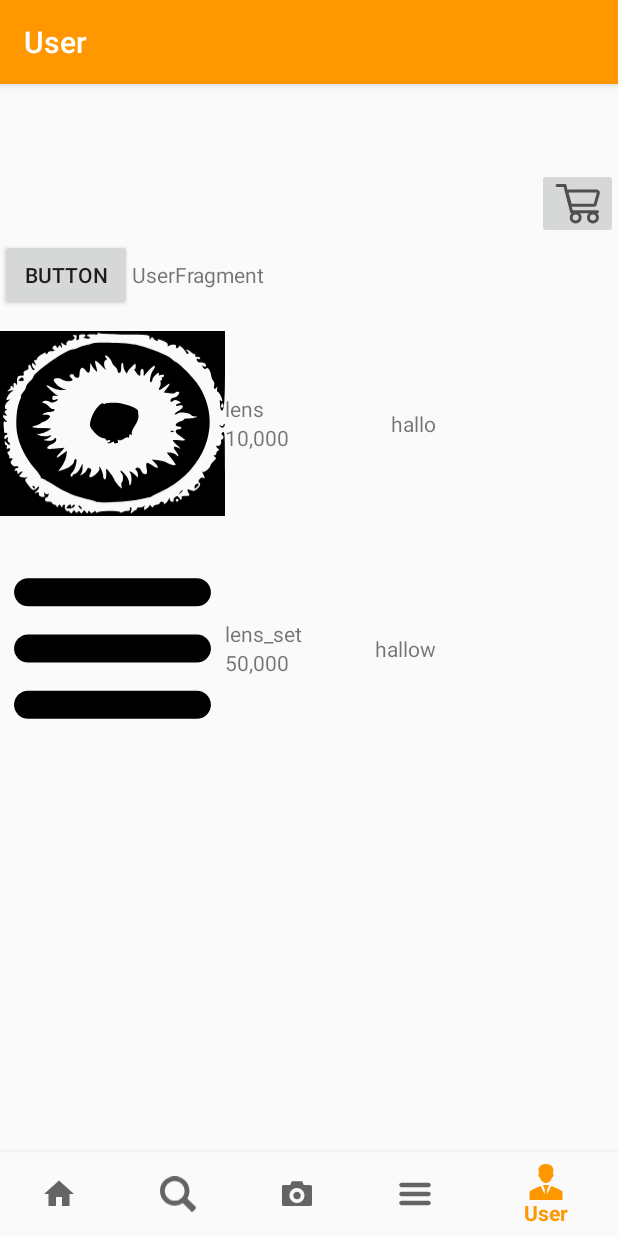
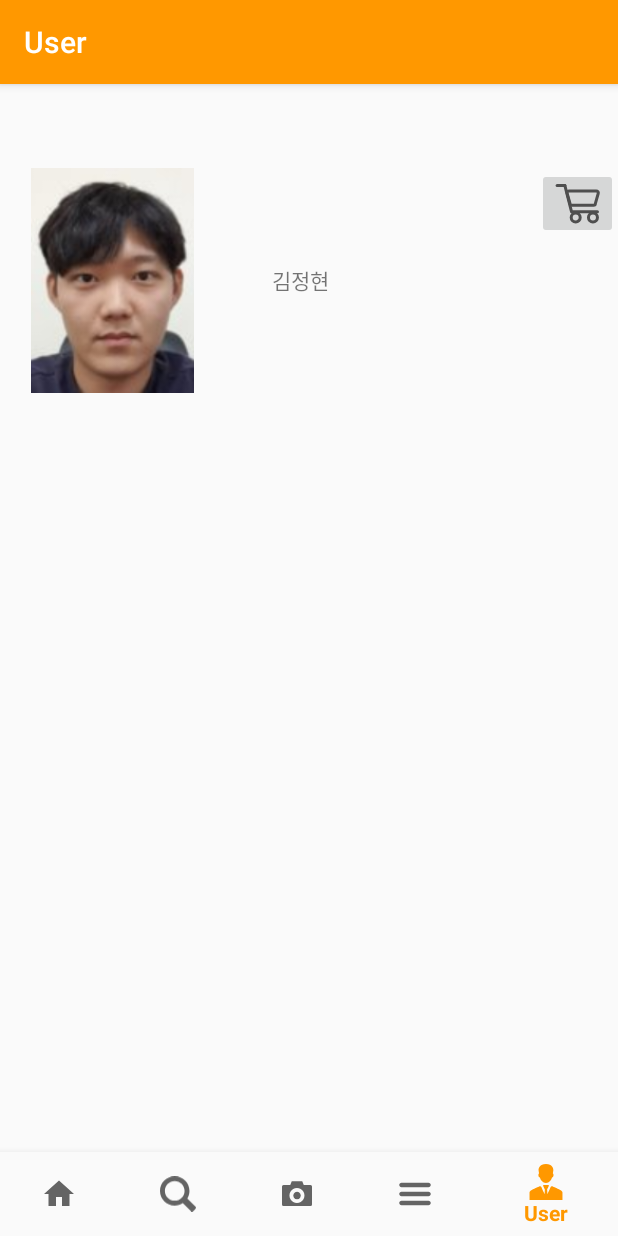
Before and after one commit to wkghd1223/prototype_5works, an Android app: the UserFragment screen opened through its navigation route, on a phone screen of 412 x 824 dp. Run offline under Robolectric (Android 15) with nearby library versions, the phone set to English and light mode, and no system bars; our stand-ins replace navigation-ui.

Commit message:
20191111업데이트 | mypage 완성 장바구니 fragment -> 새 창 으로 변경 마이페이지 기본 화면 구축 / 사진 파일 추가

```diff
--- a/app/src/main/java/com/example/ex/User.java
+++ b/app/src/main/java/com/example/ex/User.java
@@ -1,11 +1,21 @@
 package com.example.ex;
 
+import android.graphics.drawable.Drawable;
+
 public class User {
-    public User(String name, String userImage){
+    public User(String name, int userImage){
         this.name = name;
         this.userImage = userImage;
     }
     private String name;
-    private String userImage;
+    private int userImage;
+
+    public String getName() {
+        return name;
+    }
+
+    public int getUserImage() {
+        return userImage;
+    }
     //user 정보
 }
--- a/app/src/main/java/com/example/ex/ui/user/ProductFragment.java
+++ /dev/null
@@ -1,32 +0,0 @@
-package com.example.ex.ui.user;
-
-import android.os.Bundle;
-import android.view.LayoutInflater;
-import android.view.View;
-import android.view.ViewGroup;
-import androidx.fragment.app.Fragment;
-import androidx.recyclerview.widget.LinearLayoutManager;
-import androidx.recyclerview.widget.RecyclerView;
-import com.example.ex.R;
-
-import java.util.ArrayList;
-
-public class ProductFragment extends Fragment {
-    //장바구니
-    @Override
-    public View onCreateView(LayoutInflater inflater, ViewGroup container,Bundle savedInstanceState) {
-        View root = inflater.inflate(R.layout.product_view , container, false);
-        RecyclerView pRecyclerView =  root.findViewById(R.id.pRecycler);
-
-        ArrayList<ProductList> pList = new ArrayList<ProductList>();
-        pRecyclerView.setLayoutManager(new LinearLayoutManager(getActivity()));
-
-        pList.add(new ProductList(getResources().getDrawable(R.drawable.ic_lense),"lens","10,000","hallo"));
-        pList.add(new ProductList(getResources().getDrawable(R.drawable.ic_hamberger_menu),"lens_set","50,000","hallow"));
-
-        ProductAdapter pAdapter = new ProductAdapter(pList);
-        pRecyclerView.setAdapter(pAdapter);
-
-        return root;
-    }
-}
--- a/app/src/main/java/com/example/ex/ui/user/UserFragment.java
+++ b/app/src/main/java/com/example/ex/ui/user/UserFragment.java
@@ -1,8 +1,6 @@
 package com.example.ex.ui.user;
 
-import androidx.fragment.app.FragmentTransaction;
-import androidx.lifecycle.ViewModelProviders;
-
+import android.content.Intent;
 import android.os.Bundle;
 
 import androidx.annotation.NonNull;
@@ -13,19 +11,21 @@ import android.view.LayoutInflater;
 import android.view.View;
 import android.view.ViewGroup;
 import android.widget.ImageButton;
+import android.widget.ImageView;
+import android.widget.TextView;
 
 import com.example.ex.R;
 import com.example.ex.User;
+import com.example.ex.ui.user.mypage.CartActivity;
 
-public class UserFragment extends Fragment {
+public class UserFragment extends Fragment implements View.OnClickListener {
 
     private UserViewModel mViewModel;
-    private ImageButton ibtn;
-    private User user= new User("김정현","/res/kim_img.jpg");
+    private ImageButton cartImage;
+    private User user= new User("김정현",R.drawable.kim_img);
     public static UserFragment newInstance() {
         return new UserFragment();
     }
-    ProductFragment productFragment;
 
     @Override
     public void onCreate(Bundle savedInstanceState){
@@ -37,25 +37,22 @@ public class UserFragment extends Fragment {
     public View onCreateView(@NonNull final LayoutInflater inflater, @Nullable final ViewGroup container,
                              @Nullable Bundle savedInstanceState) {
         View root = inflater.inflate(R.layout.user_fragment, container, false);
-        ibtn = root.findViewById(R.id.CartImage);
-        ibtn.setOnClickListener(new View.OnClickListener() {
-            @Override
-           public void onClick(View v) {
-//                productFragment = new ProductFragment();
-//                getFragmentManager().beginTransaction().add(R.id.Product_Fragment, productFragment).commit();
-            }
-        });
-//        productFragment = new ProductFragment();
-//        getFragmentManager().beginTransaction().add(R.id.Product_Fragment, productFragment).commit();
 
+        cartImage = root.findViewById(R.id.CartImage);
+        cartImage.setOnClickListener(this);
+
+        ImageView userImage = root.findViewById(R.id.UserImage);
+        TextView userName = root.findViewById(R.id.UserName);
+
+        userImage.setImageResource(user.getUserImage());
+        userName.setText(user.getName());
         return root;
     }
 
+
     @Override
-    public void onActivityCreated(@Nullable Bundle savedInstanceState) {
-        super.onActivityCreated(savedInstanceState);
-        mViewModel = ViewModelProviders.of(this).get(UserViewModel.class);
-        // TODO: Use the ViewModel
+    public void onClick(View v) {
+        Intent intent = new Intent(getActivity().getApplicationContext(), CartActivity.class);
+        startActivity(intent);
     }
-
 }
--- a/app/src/main/java/com/example/ex/ui/user/ProductList.java
+++ b/app/src/main/java/com/example/ex/ui/user/mypage/ProductList.java
@@ -1,4 +1,4 @@
-package com.example.ex.ui.user;
+package com.example.ex.ui.user.mypage;
 
 import android.graphics.drawable.Drawable;
 
--- a/app/src/main/res/layout/product_view.xml
+++ b/app/src/main/res/layout/activity_cart.xml
@@ -5,6 +5,9 @@
 
     <androidx.recyclerview.widget.RecyclerView
         android:id="@+id/pRecycler"
-        android:layout_width="wrap_content"
-        android:layout_height="wrap_content" />
+        android:layout_width="match_parent"
+        android:layout_height="wrap_content">
+
+    </androidx.recyclerview.widget.RecyclerView>
+
 </LinearLayout>
--- a/app/src/main/res/layout/user_fragment.xml
+++ b/app/src/main/res/layout/user_fragment.xml
@@ -5,46 +5,48 @@
     android:id="@+id/user"
     android:layout_width="match_parent"
     android:layout_height="match_parent"
-    android:gravity="right|left"
     android:orientation="vertical"
     tools:context=".ui.user.UserFragment">
 
     <LinearLayout
         android:layout_width="match_parent"
         android:layout_height="wrap_content"
-        android:gravity="right"
-        android:orientation="vertical">
+        android:orientation="horizontal">
 
-        <ImageButton
-            android:id="@+id/CartImage"
+        <ImageView
+            android:id="@+id/UserImage"
+            android:layout_width="150dp"
+            android:layout_height="150dp" />
+
+        <LinearLayout
             android:layout_width="wrap_content"
+            android:layout_height="match_parent"
+            android:layout_gravity="center"
+            android:gravity="center|end"
+            android:orientation="vertical">
+
+            <TextView
+                android:id="@+id/UserName"
+                android:layout_width="100dp"
+                android:layout_height="wrap_content"
+                android:gravity="center" />
+
+        </LinearLayout>
+
+        <LinearLayout
+            android:layout_width="match_parent"
             android:layout_height="wrap_content"
-            android:src="@drawable/ic_cart" />
+            android:gravity="right"
+            android:orientation="vertical">
+
+            <ImageButton
+                android:id="@+id/CartImage"
+                android:layout_width="wrap_content"
+                android:layout_height="wrap_content"
+                android:gravity="end"
+                android:src="@drawable/ic_cart" />
+        </LinearLayout>
 
     </LinearLayout>
 
-    <LinearLayout
-        android:layout_width="wrap_content"
-        android:layout_height="wrap_content"
-        android:orientation="horizontal">
-
-        <Button
-            android:id="@+id/button4"
-            android:layout_width="wrap_content"
-            android:layout_height="wrap_content"
-            android:text="Button" />
-
-        <TextView
-            android:id="@+id/message"
-            android:layout_width="wrap_content"
-            android:layout_height="wrap_content"
-            android:text="UserFragment" />
-    </LinearLayout>
-
-    <fragment
-        android:id="@+id/Product_Fragment"
-        android:name="com.example.ex.ui.user.ProductFragment"
-        android:layout_width="match_parent"
-        android:layout_height="615dp" />
-
 </LinearLayout>
```
Also changed, not shown: app/src/main/AndroidManifest.xml (+25 -24 lines), app/src/main/java/com/example/ex/ui/user/mypage/CartActivity.java (added, +31 -0 lines), app/src/main/java/com/example/ex/ui/user/mypage/ProductAdapter.java (renamed from app/src/main/java/com/example/ex/ui/user/ProductAdapter.java, +1 -7 lines), app/src/main/res/layout/mydefaultpage_fragment.xml (deleted, +0 -10 lines), app/src/main/res/layout/mypagedafault.xml (deleted, +0 -11 lines), app/src/main/res/drawable/kim_img.png (added).
